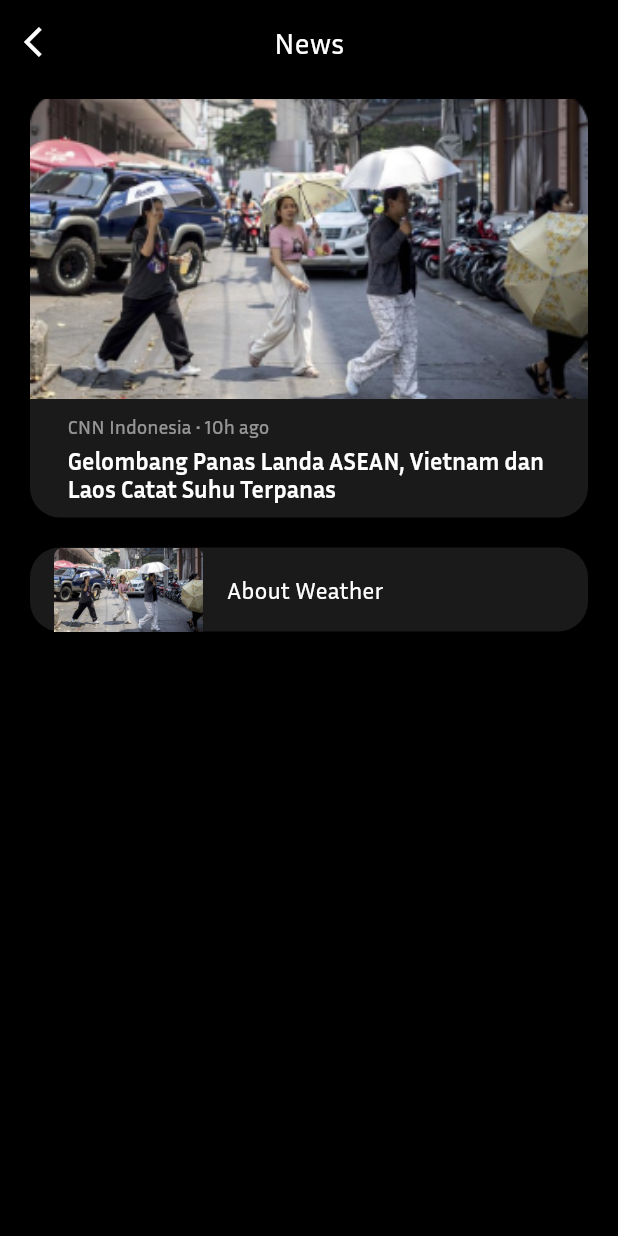
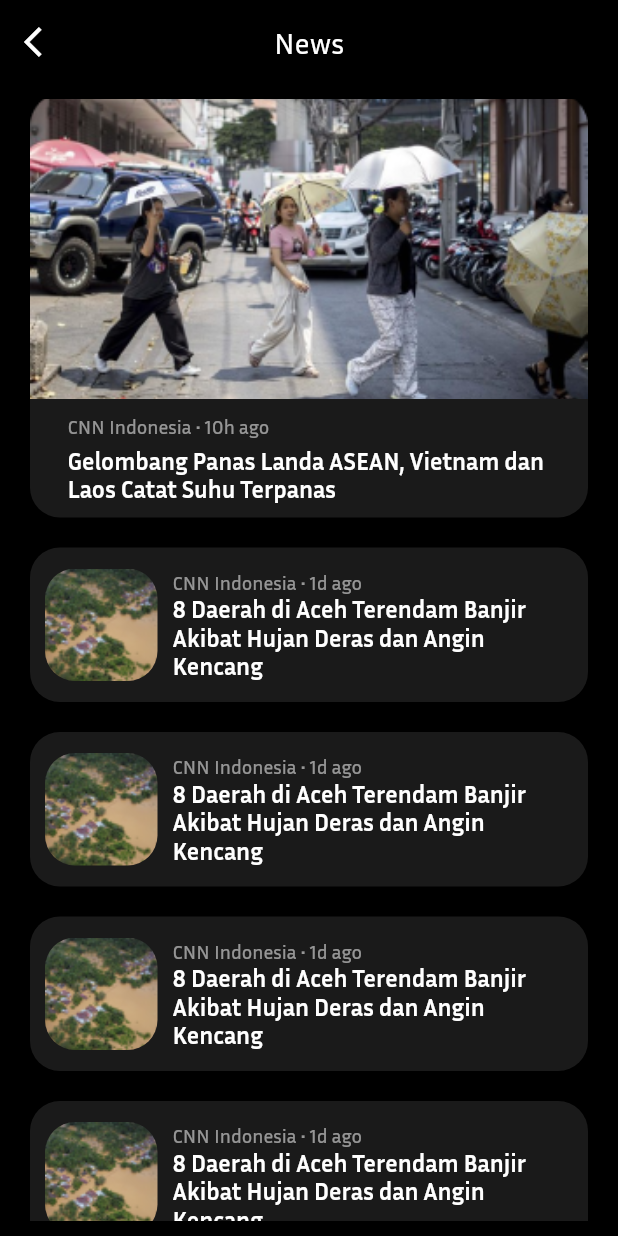
Before and after one commit to Melvin-Jovano/mobile-uas, a Flutter app: the NewsPage screen opened directly, on a phone screen of 412 x 824 dp. Run offline on Flutter 3.47's test engine with Material 2 defaults, Android fonts, the phone set to English and light mode, and no system bars; our stand-ins replace flutter_svg.

Commit message:
news pages

```diff
--- a/lib/pages/news.dart
+++ b/lib/pages/news.dart
@@ -9,6 +9,8 @@ class NewsPage extends StatefulWidget {
 }
 
 class _NewsPageState extends State<NewsPage> {
+  int newsLength = 17;
+  int showed = 5;
   @override
   Widget build(BuildContext context) {
     return Scaffold(
@@ -83,6 +85,7 @@ class _NewsPageState extends State<NewsPage> {
               ),
             ),
 
+            for(int i = 0; i < showed; i++)...[
               Card(
                 shape: const RoundedRectangleBorder(
                   borderRadius: BorderRadius.all(Radius.circular(20))
@@ -90,10 +93,75 @@ class _NewsPageState extends State<NewsPage> {
                 margin: EdgeInsets.only(bottom:20),
                 color: Colors.white10,
                 child: ListTile(
-                leading: Image.asset("assets/img/newsCover.png"),
-                title: Text("About Weather"),
+                  contentPadding: EdgeInsets.all(10),
+                  visualDensity: VisualDensity(vertical: 4),
+                  title: Row(
+                    children: [
+                      Container(
+                        width: 75,
+                        height: 75,
+                        decoration: BoxDecoration(
+                          borderRadius: BorderRadius.circular(20),
+                          image: const DecorationImage(
+                            fit: BoxFit.cover,
+                            image: AssetImage("assets/img/smallNewsCover.png")
+                          )
+                        ),
+                      ),
+
+                      const Padding(
+                        padding: EdgeInsets.only(left: 10)
+                      ),
+
+                      const Expanded(
+                        child: Column(
+                          crossAxisAlignment: CrossAxisAlignment.start,
+                          children: [
+                            Text(
+                              "CNN Indonesia • 1d ago",
+                              style: TextStyle(
+                                color: Colors.white54,
+                                fontSize: 13
+                              ),
+                            ),
+                            Text(
+                              "8 Daerah di Aceh Terendam Banjir Akibat Hujan Deras dan Angin Kencang",
+                              style: TextStyle(
+                                fontSize: 16,
+                                fontWeight: FontWeight.bold
                               ),
                             )
+                          ],
+                        ),
+                      ),
+                    ],
+                  ),
+                ),
+              )
+            ],
+            if(showed < newsLength)
+            ElevatedButton(
+              style: ButtonStyle(
+                padding: const MaterialStatePropertyAll(EdgeInsets.symmetric(vertical: 14)),
+                shape: MaterialStateProperty.all<RoundedRectangleBorder>(
+                  RoundedRectangleBorder(
+                    borderRadius: BorderRadius.circular(30),
+                  )
+                ),
+                backgroundColor: const MaterialStatePropertyAll(Color(0xFF3A3A3A))
+              ),
+              onPressed: () {
+                setState(() {
+                  showed += 5;
+                  if(showed > newsLength){
+                    showed = newsLength;
+                  }
+                });
+              },
+              child: const Text('Load More', style: TextStyle(
+                fontWeight: FontWeight.bold
+              )),
+            ),
           ],
         ),
       ),
```
Also changed, not shown: assets/img/smallNewsCover.png (added). Lines whose indentation alone changed are shown as unchanged.
